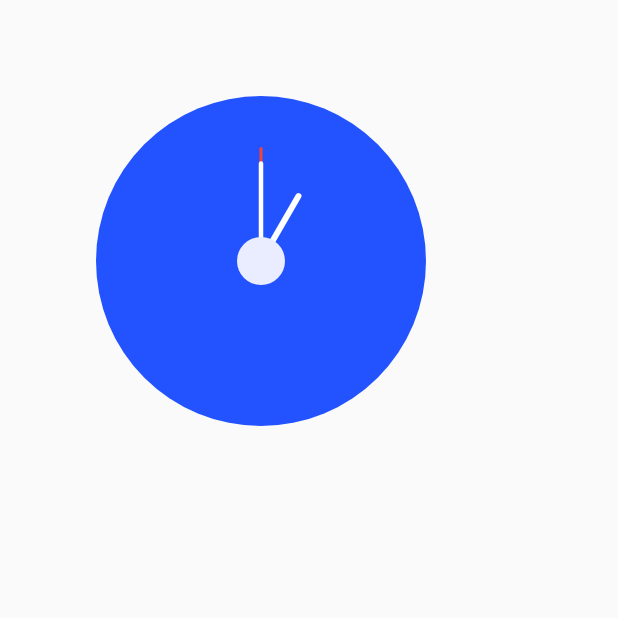
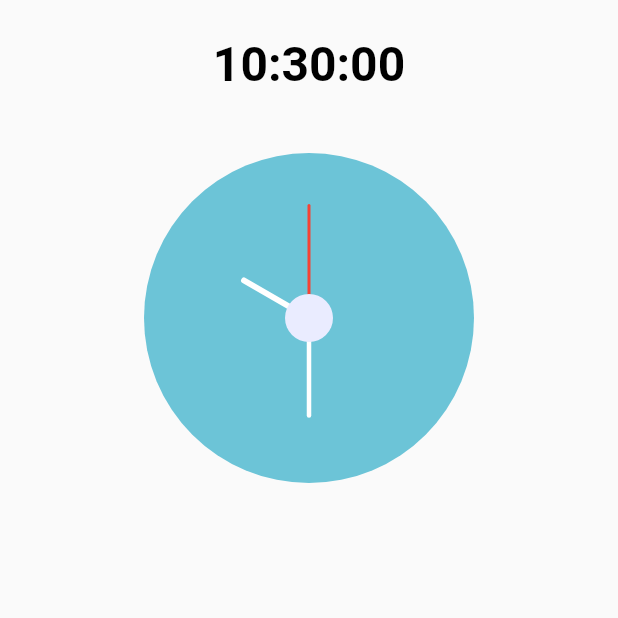
Before and after one commit to madmuv/custom_clock, a Flutter app: the screen it shows after launch, on a phone screen of 412 x 824 dp, the top half of it. Run offline on Flutter 3.47's test engine with Material 2 defaults, Android fonts, the phone set to English and light mode, and no system bars; our stand-ins replace timer_builder.

Commit message:
- added text style more

```diff
--- a/lib/main.dart
+++ b/lib/main.dart
@@ -1,6 +1,8 @@
+import 'package:custom_clock/ui/style.dart';
 import 'package:custom_clock/utils/time_model.dart';
 import 'package:custom_clock/widgets/clock_widget.dart';
 import 'package:flutter/material.dart';
+import 'package:timer_builder/timer_builder.dart';
 
 void main() {
   runApp(const MyApp());
@@ -36,9 +38,27 @@ class _HomePageState extends State<HomePage> {
           padding: const EdgeInsets.all(24.0),
           child: Column(
             children: [
-              ClockWidget(
-                TimeModel(1, 0, 0),
-              ),
+              TimerBuilder.periodic(const Duration(seconds: 1),
+                  builder: (context) {
+                    var currentTime = DateTime.now();
+
+                    // set the digital clock string values
+                    String seconds = currentTime.second < 10 ? "0${currentTime.second}":"${currentTime.second}";
+                    String minutes = currentTime.minute < 10 ? "0${currentTime.minute}":"${currentTime.minute}";
+                    String hours = currentTime.hour < 10 ? "0${currentTime.hour}":"${currentTime.hour}";
+
+                    return Column(
+                      children: [
+                        Center(
+                          child: Text("$hours:$minutes:$seconds", style: AppStyle.mainText,)
+                        ),
+                        Center(
+                          child: ClockWidget(TimeModel(currentTime.hour,
+                              currentTime.minute, currentTime.second)),
+                        ),
+                      ],
+                    );
+                  })
             ],
           ),
         ),
--- a/lib/ui/style.dart
+++ b/lib/ui/style.dart
@@ -1,6 +1,26 @@
 import 'dart:ui';
 
+import 'package:flutter/material.dart';
+
 class AppStyle {
-  static Color primaryColor = const Color(0xFF2253FF);
-  static Color primaryColorDark = const Color(0xFF2253FF);
+  static Color primaryColor = const Color(0xAB26A9C6);
+  static Color primaryColorDark = const Color(0xFF196E79);
+
+  static TextStyle mainText = const TextStyle(
+    color: Colors.black,
+    fontSize: 32.0,
+    fontWeight: FontWeight.bold,
+  );
+
+  static TextStyle mainTextThin = const TextStyle(
+    color: Colors.black87,
+    fontSize: 32.0,
+    fontWeight: FontWeight.w200,
+  );
+
+  static TextStyle mainTextThinWhite = const TextStyle(
+    color: Colors.white60,
+    fontSize: 32.0,
+    fontWeight: FontWeight.normal,
+  );
 }
--- a/pubspec.yaml
+++ b/pubspec.yaml
@@ -34,6 +34,7 @@ dependencies:
   # The following adds the Cupertino Icons font to your application.
   # Use with the CupertinoIcons class for iOS style icons.
   cupertino_icons: ^1.0.2
+  timer_builder: ^2.0.0
 
 dev_dependencies:
   flutter_test:
```
Also changed, not shown: pubspec.lock, 1 other file.
